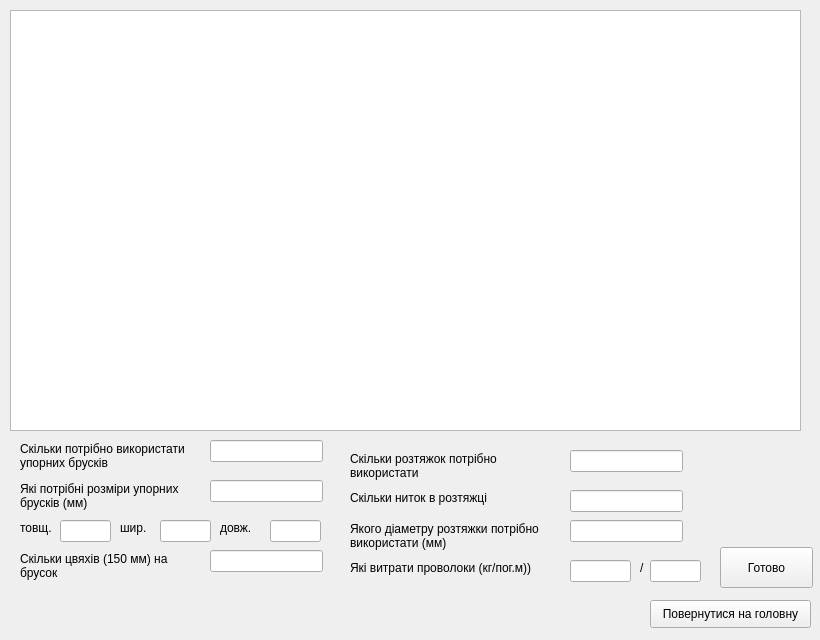
First picture: the form in view/kraz_pl_form.ui, repository Win9XCHI/Fastening_test, before the edit.
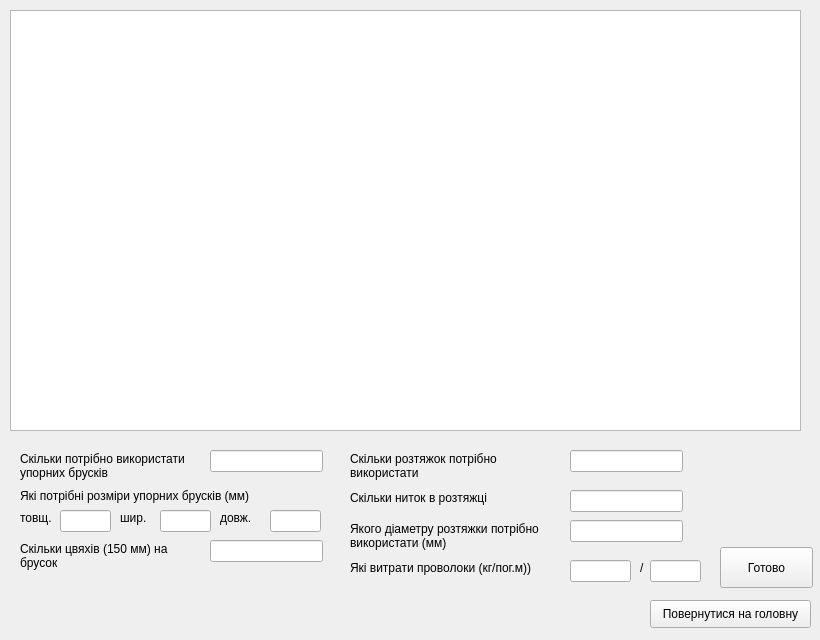
Second picture: the form after the edit.

Commit message: Full KRAZ_pl

Patch:
```diff
--- a/view/kraz_pl_form.ui
+++ b/view/kraz_pl_form.ui
@@ -27,8 +27,8 @@
    <property name="geometry">
     <rect>
      <x>20</x>
-     <y>440</y>
-     <width>171</width>
+     <y>450</y>
+     <width>181</width>
      <height>31</height>
     </rect>
    </property>
@@ -42,20 +42,19 @@
     <rect>
      <x>20</x>
      <y>480</y>
-     <width>171</width>
+     <width>291</width>
      <height>31</height>
     </rect>
    </property>
    <property name="text">
-    <string>Які потрібні розміри упорних
-брусків (мм)</string>
+    <string>Які потрібні розміри упорних брусків (мм)</string>
    </property>
   </widget>
   <widget class="QLabel" name="label_3">
    <property name="geometry">
     <rect>
      <x>20</x>
-     <y>520</y>
+     <y>510</y>
      <width>41</width>
      <height>16</height>
     </rect>
@@ -68,7 +67,7 @@
    <property name="geometry">
     <rect>
      <x>120</x>
-     <y>520</y>
+     <y>510</y>
      <width>31</width>
      <height>16</height>
     </rect>
@@ -81,7 +80,7 @@
    <property name="geometry">
     <rect>
      <x>220</x>
-     <y>520</y>
+     <y>510</y>
      <width>41</width>
      <height>16</height>
     </rect>
@@ -94,7 +93,7 @@
    <property name="geometry">
     <rect>
      <x>20</x>
-     <y>550</y>
+     <y>540</y>
      <width>171</width>
      <height>31</height>
     </rect>
@@ -175,17 +174,7 @@
    <property name="geometry">
     <rect>
      <x>210</x>
-     <y>440</y>
-     <width>113</width>
-     <height>22</height>
-    </rect>
-   </property>
-  </widget>
-  <widget class="QLineEdit" name="lineEdit_2">
-   <property name="geometry">
-    <rect>
-     <x>210</x>
-     <y>480</y>
+     <y>450</y>
      <width>113</width>
      <height>22</height>
     </rect>
@@ -195,7 +184,7 @@
    <property name="geometry">
     <rect>
      <x>60</x>
-     <y>520</y>
+     <y>510</y>
      <width>51</width>
      <height>22</height>
     </rect>
@@ -205,7 +194,7 @@
    <property name="geometry">
     <rect>
      <x>160</x>
-     <y>520</y>
+     <y>510</y>
      <width>51</width>
      <height>22</height>
     </rect>
@@ -215,7 +204,7 @@
    <property name="geometry">
     <rect>
      <x>270</x>
-     <y>520</y>
+     <y>510</y>
      <width>51</width>
      <height>22</height>
     </rect>
@@ -225,7 +214,7 @@
    <property name="geometry">
     <rect>
      <x>210</x>
-     <y>550</y>
+     <y>540</y>
      <width>113</width>
      <height>22</height>
     </rect>
```
The commit also changes 3 other files.
